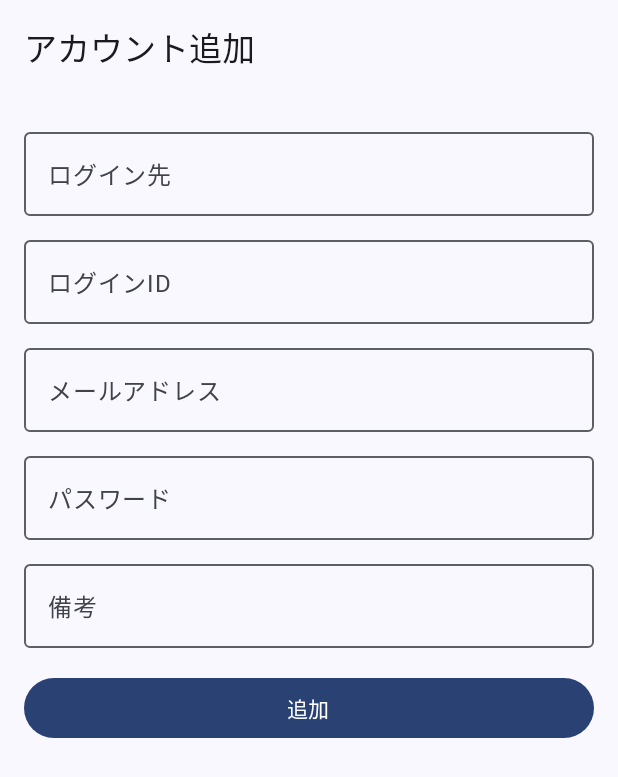
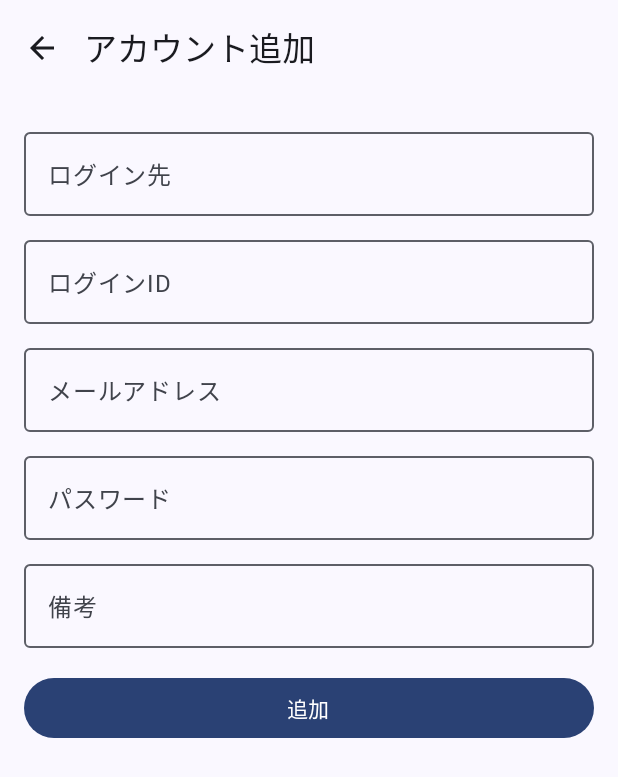
Before and after one commit to TakanaKonbu/PasswordManager, an Android app built with Jetpack Compose: the AccountFormScreen screen opened through its navigation route, on a phone screen of 412 x 824 dp. Shown: the top 777 px of the screen. Run offline under Robolectric (Android 15) with nearby library versions, the phone set to English and light mode, and no system bars; our stand-ins replace Room's generated code.

Commit message:
キーボード設定

```diff
--- a/app/src/main/java/com/takanakonbu/passwordmanager/ui/screens/AccountFormScreen.kt
+++ b/app/src/main/java/com/takanakonbu/passwordmanager/ui/screens/AccountFormScreen.kt
@@ -1,9 +1,15 @@
 package com.takanakonbu.passwordmanager.ui.screens
 
 import androidx.compose.foundation.layout.*
+import androidx.compose.foundation.text.KeyboardOptions
+import androidx.compose.material.icons.Icons
+import androidx.compose.material.icons.automirrored.filled.ArrowBack
+import androidx.compose.material.icons.filled.ArrowBack
 import androidx.compose.material3.*
 import androidx.compose.runtime.*
 import androidx.compose.ui.Modifier
+import androidx.compose.ui.text.input.ImeAction
+import androidx.compose.ui.text.input.KeyboardType
 import androidx.compose.ui.unit.dp
 import androidx.navigation.NavController
 import com.takanakonbu.passwordmanager.data.model.AccountEntity
@@ -40,7 +46,15 @@ fun AccountFormScreen(
     Scaffold(
         topBar = {
             TopAppBar(
-                title = { Text(if (accountId == null) "アカウント追加" else "アカウント編集") }
+                title = { Text(if (accountId == null) "アカウント追加" else "アカウント編集") },
+                navigationIcon = {
+                    IconButton(onClick = { navController.navigateUp() }) {
+                        Icon(
+                            Icons.AutoMirrored.Filled.ArrowBack,
+                            contentDescription = "Back"
+                        )
+                    }
+                }
             )
         }
     ) { paddingValues ->
@@ -54,7 +68,8 @@ fun AccountFormScreen(
                 value = serviceName,
                 onValueChange = { serviceName = it },
                 label = { Text("ログイン先") },
-                modifier = Modifier.fillMaxWidth()
+                modifier = Modifier.fillMaxWidth(),
+                singleLine = true
             )
             Spacer(modifier = Modifier.height(8.dp))
 
@@ -62,7 +77,12 @@ fun AccountFormScreen(
                 value = loginId,
                 onValueChange = { loginId = it },
                 label = { Text("ログインID") },
-                modifier = Modifier.fillMaxWidth()
+                modifier = Modifier.fillMaxWidth(),
+                singleLine = true,
+                keyboardOptions = KeyboardOptions(
+                    keyboardType = KeyboardType.Email,  // メール用のキーボード（@マークが入力しやすい）
+                    imeAction = ImeAction.Next          // 右下のボタンで次の入力欄へ
+                )
             )
             Spacer(modifier = Modifier.height(8.dp))
 
@@ -70,7 +90,12 @@ fun AccountFormScreen(
                 value = email,
                 onValueChange = { email = it },
                 label = { Text("メールアドレス") },
-                modifier = Modifier.fillMaxWidth()
+                modifier = Modifier.fillMaxWidth(),
+                singleLine = true,
+                keyboardOptions = KeyboardOptions(
+                    keyboardType = KeyboardType.Email,  // メール用のキーボード（@マークが入力しやすい）
+                    imeAction = ImeAction.Next          // 右下のボタンで次の入力欄へ
+                )
             )
             Spacer(modifier = Modifier.height(8.dp))
 
@@ -78,7 +103,12 @@ fun AccountFormScreen(
                 value = password,
                 onValueChange = { password = it },
                 label = { Text("パスワード") },
-                modifier = Modifier.fillMaxWidth()
+                modifier = Modifier.fillMaxWidth(),
+                singleLine = true,
+                keyboardOptions = KeyboardOptions(
+                    keyboardType = KeyboardType.Password,  // パスワード用のキーボード
+                    imeAction = ImeAction.Next            // 右下のボタンで次の入力欄へ
+                )
             )
             Spacer(modifier = Modifier.height(8.dp))
 
```
